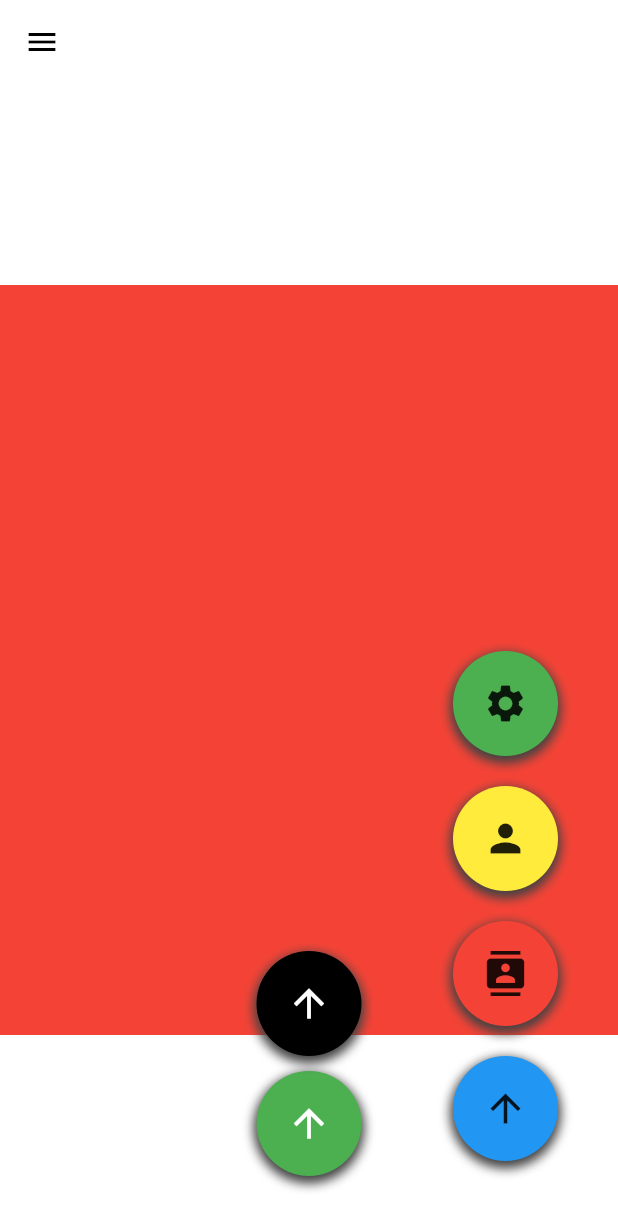
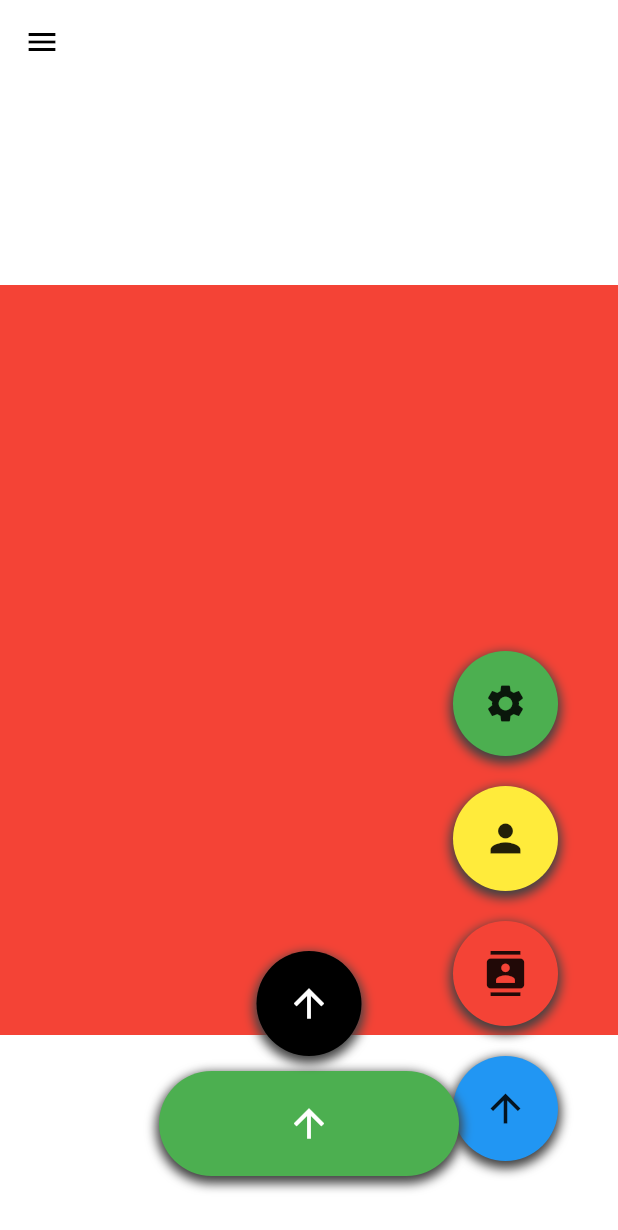
Before and after one commit to beidemichael/movingApp, a Flutter app: the Home screen opened directly, on a phone screen of 412 x 824 dp. Shown: the top 1230 px of the screen. Run offline on Flutter 3.47's test engine with Material 2 defaults, Android fonts, the phone set to English and light mode, and no system bars.

Commit message:
changed the width of the last button

```diff
--- a/lib/home.dart
+++ b/lib/home.dart
@@ -139,7 +139,7 @@ class _HomeState extends State<Home> {
               child: Center(
                 child: Container(
                   height: 70,
-                  width: 70,
+                  width: 200,
                   decoration: BoxDecoration(
                     color: Colors.green,
                     borderRadius: const BorderRadius.all(
```
